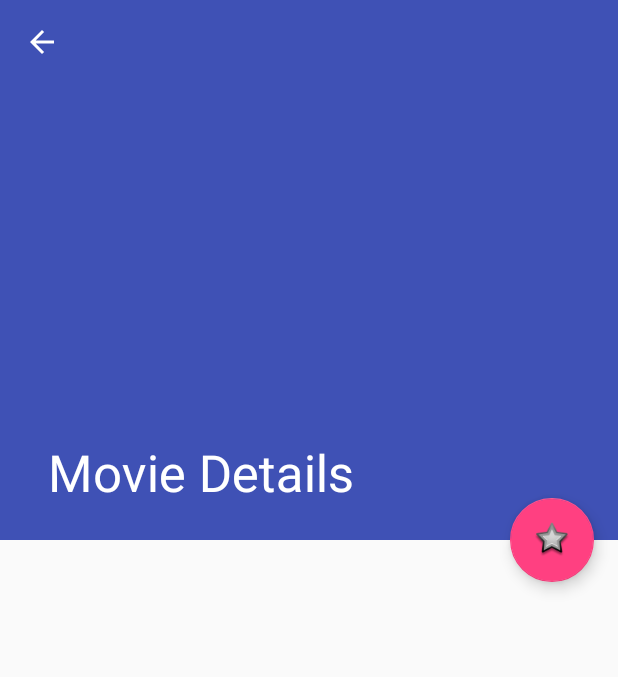
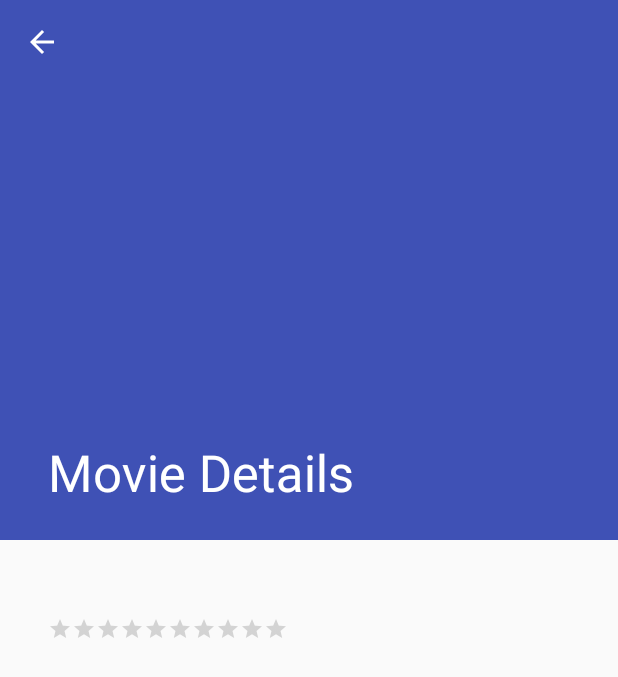
Before and after one commit to subbramanil/BlockBusters, an Android app: the MovieDetailActivity screen opened directly, with no data from a screen before it, on a phone screen of 412 x 824 dp. Shown: the top 677 px of the screen. Run offline under Robolectric (Android 15) with nearby library versions, the phone set to English and light mode, and no system bars; our stand-ins replace Picasso; pictures from the network do not load; 6 statements that could not run were skipped.

```diff
--- a/app/build.gradle
+++ b/app/build.gradle
@@ -10,7 +10,7 @@ android {
         targetSdkVersion 23
         versionCode 1
         versionName "1.0"
-        buildConfigField "String", "TMDB_API_KEY", "\"11c530da3a05ed9e5b5eb6163a05e977\""
+        buildConfigField "String", "TMDB_API_KEY", ADD_API_KEY_HERE
     }
     buildTypes {
         release {
--- a/app/src/main/java/com/udacity/learning/blockbusters/activities/MovieDetailActivity.java
+++ b/app/src/main/java/com/udacity/learning/blockbusters/activities/MovieDetailActivity.java
@@ -3,18 +3,18 @@ package com.udacity.learning.blockbusters.activities;
 import android.content.Intent;
 import android.os.Bundle;
 import android.support.design.widget.CollapsingToolbarLayout;
-import android.support.design.widget.FloatingActionButton;
-import android.support.design.widget.Snackbar;
 import android.support.v7.app.AppCompatActivity;
 import android.support.v7.widget.Toolbar;
 import android.util.Log;
-import android.view.View;
 import android.widget.ImageView;
+import android.widget.RatingBar;
 import android.widget.TextView;
 
 import com.squareup.picasso.Picasso;
 import com.udacity.learning.blockbusters.R;
 import com.udacity.learning.blockbusters.model.Movie;
+
+import java.text.MessageFormat;
 
 public class MovieDetailActivity extends AppCompatActivity {
 
@@ -30,14 +30,6 @@ public class MovieDetailActivity extends AppCompatActivity {
         Toolbar toolbar = (Toolbar) findViewById(R.id.toolbar);
         setSupportActionBar(toolbar);
 
-        FloatingActionButton fab = (FloatingActionButton) findViewById(R.id.fab);
-        fab.setOnClickListener(new View.OnClickListener() {
-            @Override
-            public void onClick(View view) {
-                Snackbar.make(view, "Replace with your own action", Snackbar.LENGTH_LONG)
-                        .setAction("Action", null).show();
-            }
-        });
         getSupportActionBar().setDisplayHomeAsUpEnabled(true);
 
         Intent recdIntent = getIntent();
@@ -46,11 +38,15 @@ public class MovieDetailActivity extends AppCompatActivity {
 
         collapsibleToolbar = (CollapsingToolbarLayout) findViewById(R.id.toolbar_layout);
         ImageView moviePoster = (ImageView) findViewById(R.id.movie_poster_bground);
+        TextView movieReleaseDate = (TextView) findViewById(R.id.movie_releaseDate);
         TextView movieOverView = (TextView) findViewById(R.id.movie_overview);
+        RatingBar movieRating = (RatingBar) findViewById(R.id.movie_rating);
 
         collapsibleToolbar.setTitle(movie.getTitle());
         Picasso.with(this).load(baseURL + movie.getPosterPath()).into(moviePoster);
         movieOverView.setText(movie.getOverview());
+        movieReleaseDate.setText(MessageFormat.format("Release Date: {0}", movie.getReleaseDate()));
+        movieRating.setRating((float) movie.getVoteAverage());
 
     }
 }
--- a/app/src/main/res/layout/activity_movie_detail.xml
+++ b/app/src/main/res/layout/activity_movie_detail.xml
@@ -41,13 +41,4 @@
 
     <include layout="@layout/content_movie_detail" />
 
-    <android.support.design.widget.FloatingActionButton
-        android:id="@+id/fab"
-        android:layout_width="wrap_content"
-        android:layout_height="wrap_content"
-        android:layout_margin="@dimen/fab_margin"
-        android:src="@android:drawable/star_big_off"
-        app:layout_anchor="@id/app_bar"
-        app:layout_anchorGravity="bottom|end" />
-
 </android.support.design.widget.CoordinatorLayout>
--- a/app/src/main/res/layout/content_movie_detail.xml
+++ b/app/src/main/res/layout/content_movie_detail.xml
@@ -8,11 +8,32 @@
     tools:context="com.udacity.learning.blockbusters.activities.MovieDetailActivity"
     tools:showIn="@layout/activity_movie_detail">
 
-    <TextView
-        android:id="@+id/movie_overview"
-        android:layout_width="wrap_content"
-        android:layout_height="wrap_content"
+    <LinearLayout
+        android:layout_width="match_parent"
+        android:layout_height="match_parent"
         android:layout_margin="@dimen/text_margin"
-        android:textAlignment="center" />
+        android:gravity="start"
+        android:orientation="vertical">
+
+        <TextView
+            android:id="@+id/movie_releaseDate"
+            android:layout_width="match_parent"
+            android:layout_height="wrap_content" />
+
+        <RatingBar
+            android:id="@+id/movie_rating"
+            style="?android:attr/ratingBarStyleSmall"
+            android:layout_width="wrap_content"
+            android:layout_height="wrap_content"
+            android:clickable="false"
+            android:numStars="10" />
+
+        <TextView
+            android:id="@+id/movie_overview"
+            android:layout_width="wrap_content"
+            android:layout_height="wrap_content"
+            android:textAlignment="textStart" />
+
+    </LinearLayout>
 
 </android.support.v4.widget.NestedScrollView>
```
